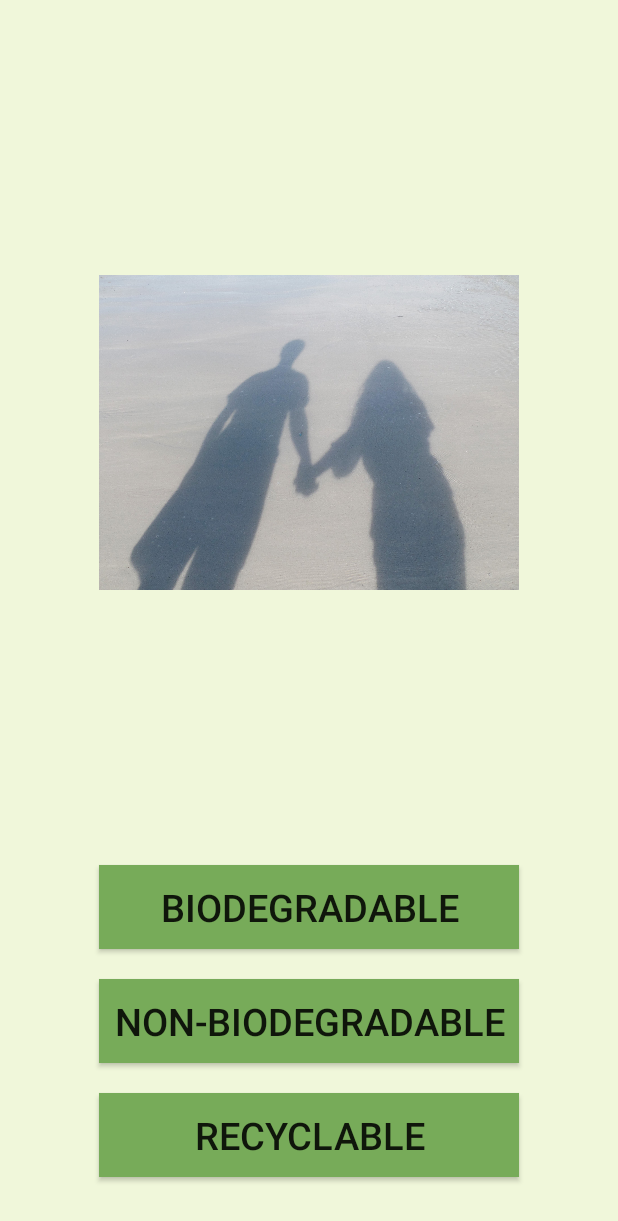
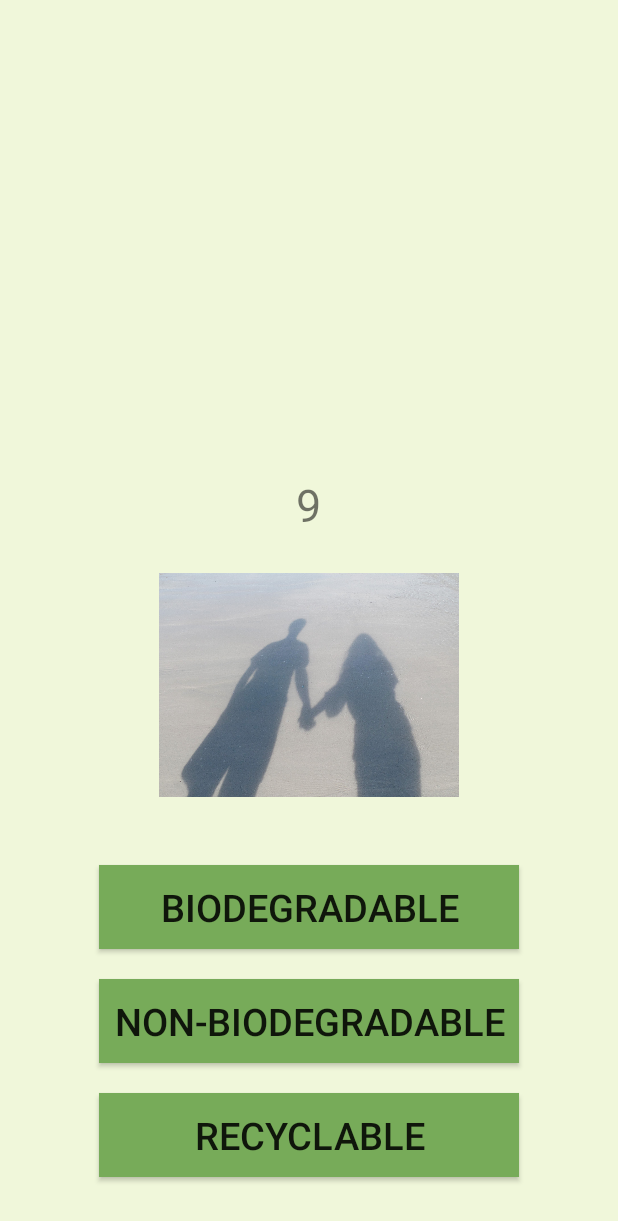
Before and after one commit to gmlunesa/Recyclopedia, an Android app: the layout game_activity.xml on its own in the app's theme, with its tools: preview values and no code run, on a phone screen of 412 x 824 dp. Shown: the top 1221 px of the screen. Run offline under Robolectric (Android 15) with nearby library versions, the phone set to English and light mode, and no system bars.

Commit message:
more changes in the game_activity UI

```diff
--- a/app/src/main/res/layout/game_activity.xml
+++ b/app/src/main/res/layout/game_activity.xml
@@ -49,11 +49,17 @@
         android:layout_height="200dp"
         android:id="@+id/imageView"
         android:src="@drawable/sample_pic"
-        android:layout_alignParentTop="true"
-        android:layout_alignLeft="@+id/button1"
-        android:layout_alignStart="@+id/button1"
         android:layout_above="@+id/button1"
-        android:layout_alignRight="@+id/button1"
-        android:layout_alignEnd="@+id/button1" />
+        android:layout_centerHorizontal="true"
+        android:layout_marginBottom="20dp" />
+
+    <TextView
+        android:layout_width="wrap_content"
+        android:layout_height="wrap_content"
+        android:id="@+id/scoreView"
+        android:text="9"
+        android:layout_above="@+id/imageView"
+        android:layout_centerHorizontal="true"
+        android:textSize="30dp" />
 
 </RelativeLayout>
```
